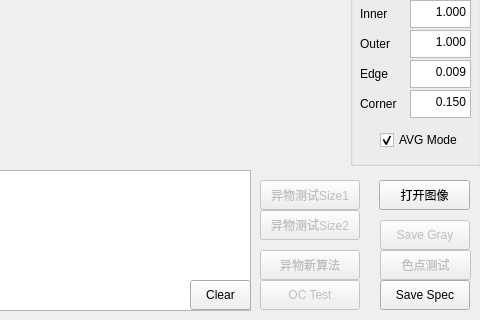
This is BlemishV04/BlemishV04.ui in ybb0001/BlemishV04 as Qt 5 draws it before an edit; both pictures show x 480 to 960 and y 450 to 770 of the 960 by 770 pixel window. The edited form follows.
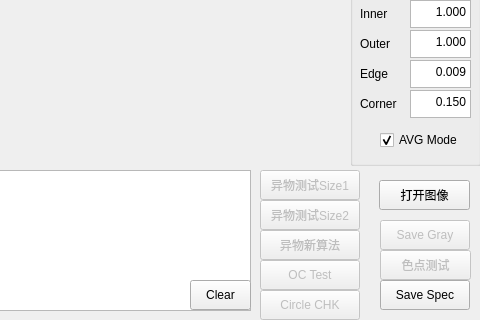
This is the edited form.

What changed in the file:
```diff
--- a/BlemishV04/BlemishV04.ui
+++ b/BlemishV04/BlemishV04.ui
@@ -55,7 +55,7 @@
    <property name="geometry">
     <rect>
      <x>740</x>
-     <y>630</y>
+     <y>620</y>
      <width>100</width>
      <height>30</height>
     </rect>
@@ -1142,7 +1142,7 @@
    <property name="geometry">
     <rect>
      <x>740</x>
-     <y>660</y>
+     <y>650</y>
      <width>100</width>
      <height>30</height>
     </rect>
@@ -1158,7 +1158,7 @@
    <property name="geometry">
     <rect>
      <x>740</x>
-     <y>700</y>
+     <y>680</y>
      <width>100</width>
      <height>30</height>
     </rect>
@@ -1184,7 +1184,7 @@
    <property name="geometry">
     <rect>
      <x>740</x>
-     <y>730</y>
+     <y>710</y>
      <width>100</width>
      <height>30</height>
     </rect>
@@ -1209,6 +1209,22 @@
     <string>Clear</string>
    </property>
   </widget>
+  <widget class="QPushButton" name="pushButton_circle_Detect">
+   <property name="enabled">
+    <bool>false</bool>
+   </property>
+   <property name="geometry">
+    <rect>
+     <x>740</x>
+     <y>740</y>
+     <width>100</width>
+     <height>30</height>
+    </rect>
+   </property>
+   <property name="text">
+    <string>Circle CHK</string>
+   </property>
+  </widget>
   <zorder>groupBox</zorder>
   <zorder>groupBox_2</zorder>
   <zorder>pushButton_open_image</zorder>
```
Left out of the diff: 1 changed line with no effect on the pictures.
